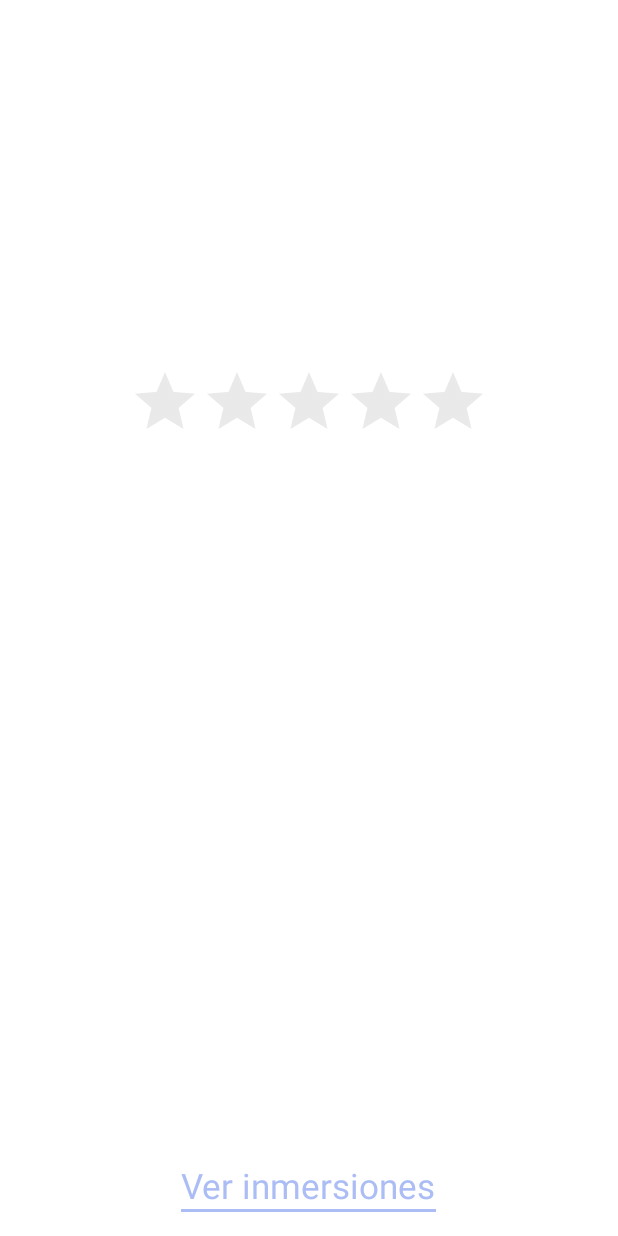
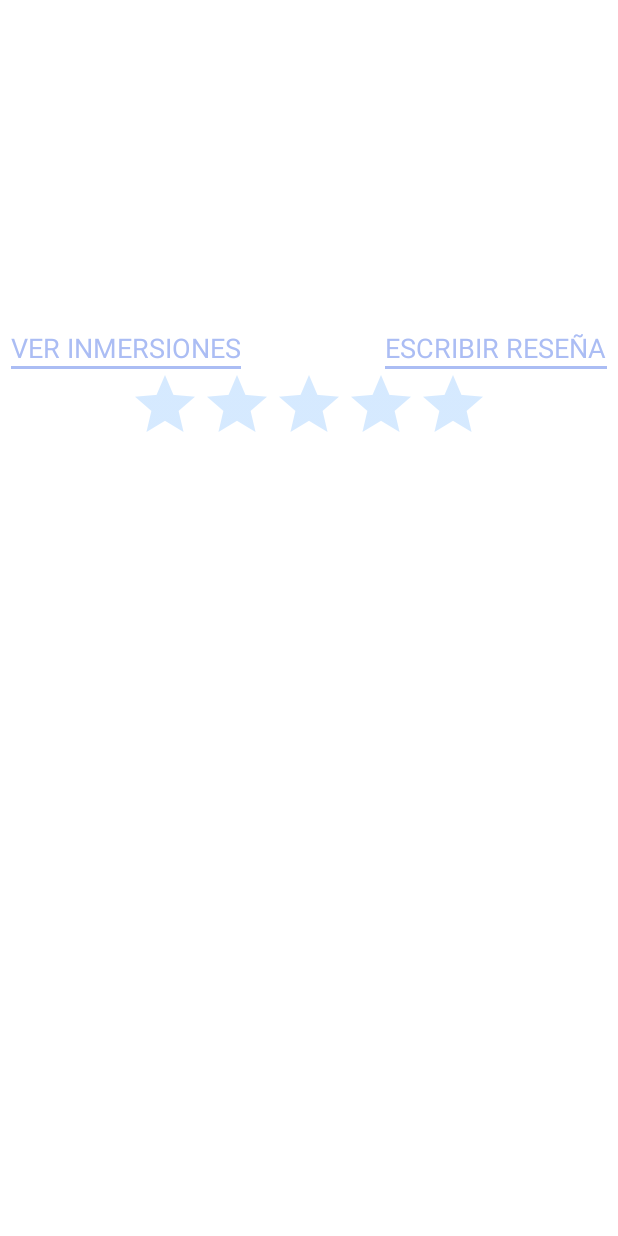
Before and after one commit to DAguileraBusselle/PIBuceo, an Android app: the layout fragment_centro.xml on its own in the app's theme, with its tools: preview values and no code run, on a phone screen of 412 x 824 dp. Run offline under Robolectric (Android 15) with nearby library versions, the phone set to English and light mode, and no system bars.

Commit message:
me quiero morir ya

```diff
--- a/app/src/main/AndroidManifest.xml
+++ b/app/src/main/AndroidManifest.xml
@@ -34,6 +34,7 @@
             android:value="@string/google_maps_key" />
 
         <activity
+            android:windowSoftInputMode="adjustPan"
             android:name=".MapaActivity"
             android:exported="true"
             android:label="@string/title_activity_mapa" />
--- /dev/null
+++ b/app/src/main/java/com/example/proyectointegradordmr/dialog/OnAceptarReseniaListener.java
@@ -0,0 +1,5 @@
+package com.example.proyectointegradordmr.dialog;
+
+public interface OnAceptarReseniaListener {
+    public void enviarResenia(double calif, String resenia);
+}
--- a/app/src/main/java/com/example/proyectointegradordmr/room/Entity/Usuario.java
+++ b/app/src/main/java/com/example/proyectointegradordmr/room/Entity/Usuario.java
@@ -36,4 +36,6 @@ public class Usuario {
     public String getPassword() {
         return password;
     }
+
+    public int getId() { return id; }
 }
--- a/app/src/main/res/layout/fragment_centro.xml
+++ b/app/src/main/res/layout/fragment_centro.xml
@@ -3,7 +3,7 @@
     android:layout_width="match_parent"
     android:layout_height="match_parent"
     android:background="@color/white"
-    android:padding="@dimen/margen"
+    android:padding="@dimen/margen_mapa"
     xmlns:app="http://schemas.android.com/apk/res-auto">
 
 
@@ -16,17 +16,16 @@
         android:text="" />
 
 
-
     <ImageView
-        android:layout_marginTop="15dp"
-        android:layout_marginBottom="15dp"
         android:id="@+id/ivImgCentro"
         android:layout_width="match_parent"
         android:layout_height="150dp"
-        android:layout_below="@id/tvNombreCentro" />
+        android:layout_below="@id/tvNombreCentro"
+        android:layout_marginTop="@dimen/margen_mapa"
+        android:layout_marginBottom="@dimen/margen_mapa" />
 
     <LinearLayout
-        android:layout_below="@id/ivImgCentro"
+        android:layout_below="@id/llEscribirResenia"
         android:id="@+id/llCalif"
         android:layout_centerHorizontal="true"
         android:layout_width="wrap_content"
@@ -47,32 +46,54 @@
             android:layout_width="wrap_content"
             android:layout_height="wrap_content"
             android:theme="@style/RatingBar.Blue"
+            android:numStars="5"
             android:isIndicator="true"
-            android:numStars="5"
             android:layout_weight="1"/>
 
 
     </LinearLayout>
+    <LinearLayout
+        android:id="@+id/llEscribirResenia"
+        android:layout_alignParentRight="true"
+        android:orientation="vertical"
+        android:layout_below="@id/ivImgCentro"
+        android:layout_width="wrap_content"
+        android:layout_height="wrap_content">
+
+
+        <TextView
+            android:id="@+id/tvEscribirResenia"
+            android:layout_width="wrap_content"
+            android:layout_height="wrap_content"
+            android:text="@string/tv_escribir_resenia"
+            android:textColor="@color/blue_chiller"
+            android:textSize="18sp" />
+
+        <View
+            android:layout_width="match_parent"
+            android:layout_height="2dp"
+            android:background="@color/blue_chiller"/>
+
+
+    </LinearLayout>
+
 
     <androidx.recyclerview.widget.RecyclerView
-        android:layout_marginTop="@dimen/margen_mapa"
         android:id="@+id/rvResenias"
-        android:layout_above="@id/llVerInmers"
         android:layout_width="match_parent"
-        android:layout_height="match_parent"
+        android:layout_height="wrap_content"
         android:layout_below="@id/llCalif"/>
 
     <LinearLayout
-        android:layout_centerInParent="true"
+        android:layout_alignParentLeft="true"
         android:id="@+id/llVerInmers"
         android:layout_width="wrap_content"
         android:layout_height="wrap_content"
         android:orientation="vertical"
-        android:layout_alignParentBottom="true">
+        android:layout_below="@id/ivImgCentro">
 
         <TextView
-            android:layout_marginTop="@dimen/margen_mapa"
-            android:textSize="23sp"
+            android:textSize="18sp"
             android:id="@+id/tvInmerResen"
             android:textColor="@color/blue_chiller"
             android:layout_width="wrap_content"
@@ -88,6 +109,18 @@
     </LinearLayout>
 
 
+    <LinearLayout
+        android:id="@+id/llInmersReses"
+        android:layout_width="wrap_content"
+        android:layout_height="wrap_content"
+        android:orientation="horizontal"
+        android:layout_below="@id/ivImgCentro">
+
+
+
+
+
+    </LinearLayout>
 
 
 
--- a/app/src/main/res/values/strings.xml
+++ b/app/src/main/res/values/strings.xml
@@ -24,8 +24,8 @@
     <string name="centro_buceo">Centros de Buceo</string>
     <string name="menu_ajustes">Ajustes</string>
     <string name="menu_cuenta">Cuenta</string>
-    <string name="tv_ver_resenias">Ver reseñas</string>
-    <string name="tv_ver_inmersiones">Ver inmersiones</string>
+    <string name="tv_ver_resenias">VER RESEÑAS</string>
+    <string name="tv_ver_inmersiones">VER INMERSIONES</string>
     <string name="tv_prof_max">Prof. max.: </string>
     <string name="tv_prof_med">Prof. media: </string>
     <string name="tv_temp_ver">Temp. media en Verano: </string>
@@ -36,5 +36,9 @@
     <string name="grados_celsius">° Celsius</string>
     <string name="minutos">min</string>
     <string name="metros">m</string>
+    <string name="tv_escribir_resenia">ESCRIBIR RESEÑA</string>
+    <string name="aceptar">ACEPTAR</string>
+    <string name="fd_btn_aceptar">ACEPTAR</string>
+    <string name="fd_btn_cancelar">CANCELAR</string>
 
 </resources>
--- a/app/src/main/res/values/themes.xml
+++ b/app/src/main/res/values/themes.xml
@@ -15,7 +15,7 @@
     </style>
 
     <style name="RatingBar.Blue" parent="Theme.AppCompat">
-        <item name="colorControlNormal">@color/gray</item>
+        <item name="colorControlNormal">@color/blue_chilling</item>
         <item name="colorControlActivated">@color/blue_chilling</item>
     </style>
 </resources>
```
Also changed, not shown: app/src/main/java/com/example/proyectointegradordmr/BuceoApplication.java (+9 -0 lines), app/src/main/java/com/example/proyectointegradordmr/MapaActivity.java (+25 -1 lines), app/src/main/java/com/example/proyectointegradordmr/dialog/ReseniaDialog.java (added, +118 -0 lines), app/src/main/java/com/example/proyectointegradordmr/fragments/BlankFragment.java (added, +66 -0 lines), app/src/main/java/com/example/proyectointegradordmr/fragments/CentroFragment.java (+23 -0 lines), app/src/main/res/layout/fragment_blank.xml (added, +9 -0 lines), app/src/main/res/layout/resenia_dialog.xml (added, +37 -0 lines).
